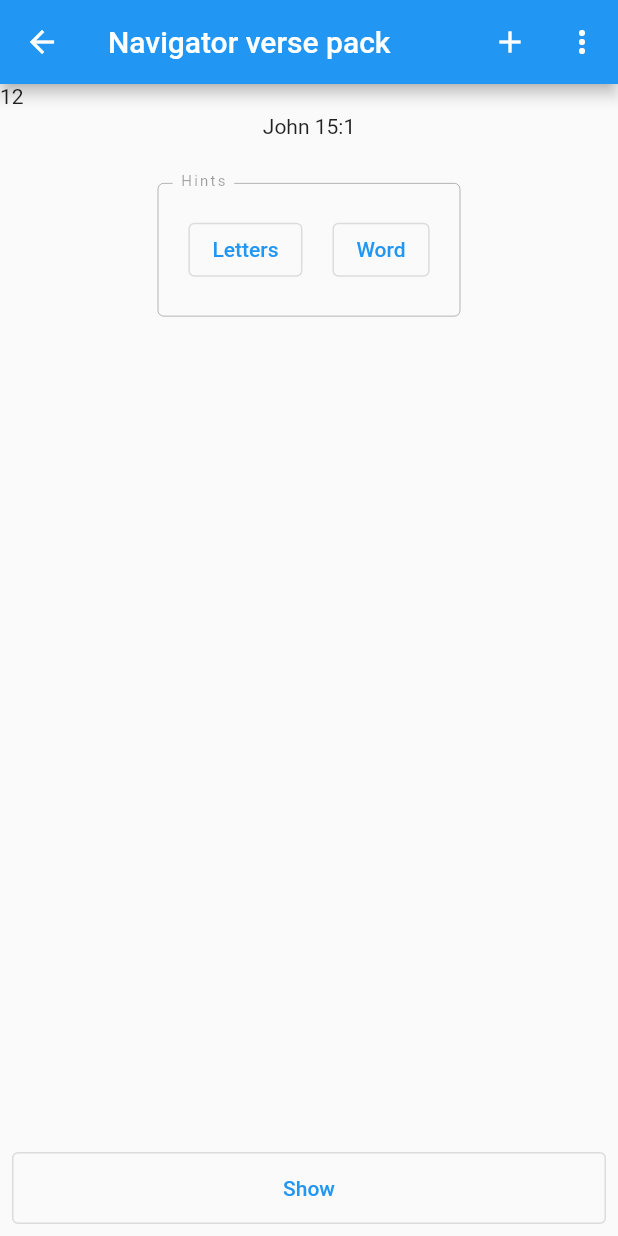
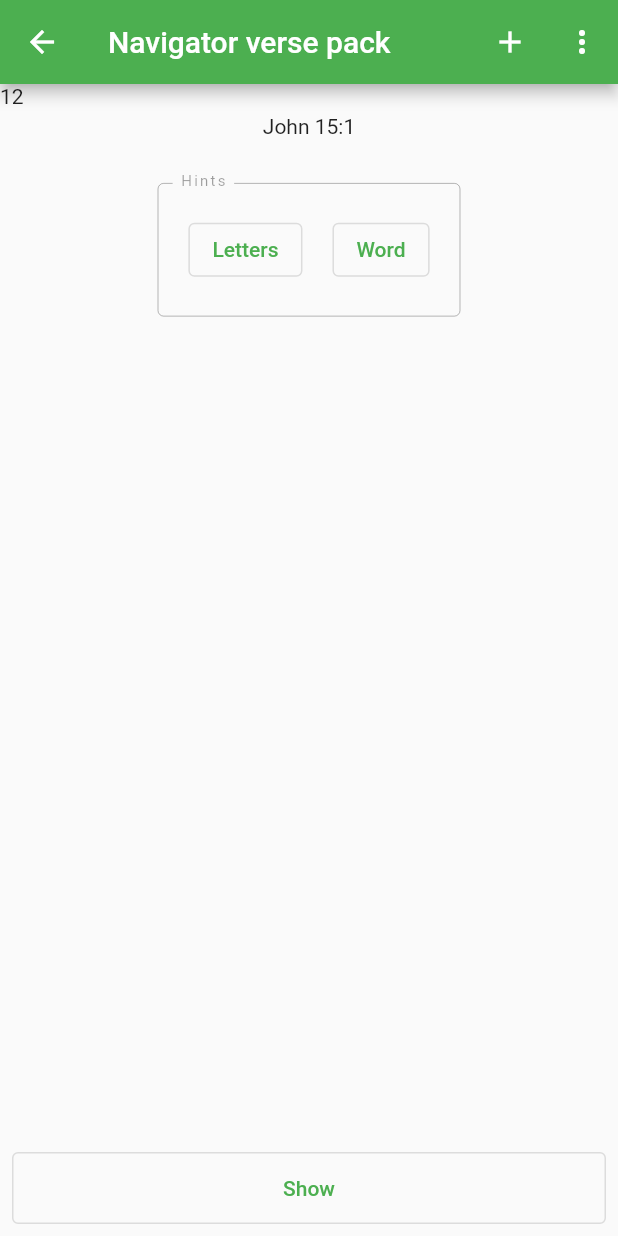
Before and after one commit to ethnosdev/memorize_scripture, a Flutter app: the screen it shows after launch, after a tap on "Navigator verse pack", on a phone screen of 412 x 824 dp. Run offline on Flutter 3.47's test engine with Material 2 defaults, Android fonts, the phone set to English and light mode, and no system bars; our stand-ins replace get_it, go_router, package_info_plus.

Commit message:
change theme color

```diff
--- a/lib/theme_manager.dart
+++ b/lib/theme_manager.dart
@@ -4,10 +4,6 @@ class ThemeManager {
   final themeListener = ValueNotifier<ThemeData>(_lightTheme);
 
   var isDarkListener = ValueNotifier<bool>(false);
-
-  // get isDark => _isDark;
-
-  // bool _isDark = false;
 
   void toggleTheme() {
     final isDark = isDarkListener.value;
@@ -18,7 +14,7 @@ class ThemeManager {
 
 final _lightTheme = ThemeData(
   brightness: Brightness.light,
-  primaryColor: Colors.lightBlue.shade800,
+  primarySwatch: Colors.green,
   textTheme: TextTheme(
     bodyMedium: const TextStyle(fontSize: 14),
     labelSmall: TextStyle(color: ThemeData.light().disabledColor),
@@ -27,7 +23,6 @@ final _lightTheme = ThemeData(
 
 final _darkTheme = ThemeData(
   brightness: Brightness.dark,
-  primaryColor: Colors.lightBlue.shade800,
   textTheme: TextTheme(
     bodyMedium: const TextStyle(fontSize: 14),
     labelSmall: TextStyle(color: ThemeData.dark().disabledColor),
```
